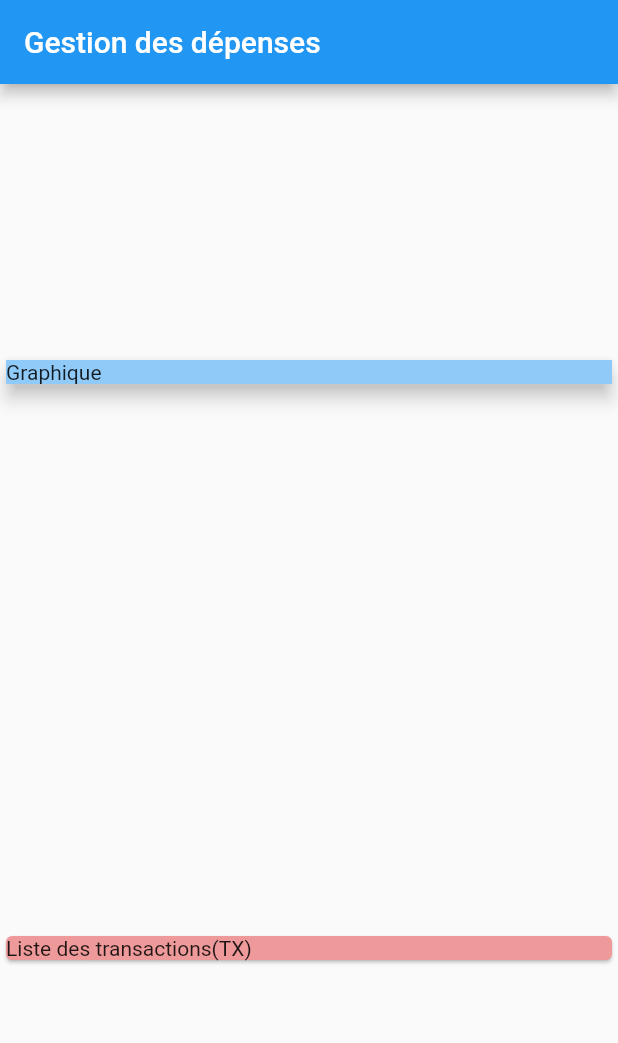
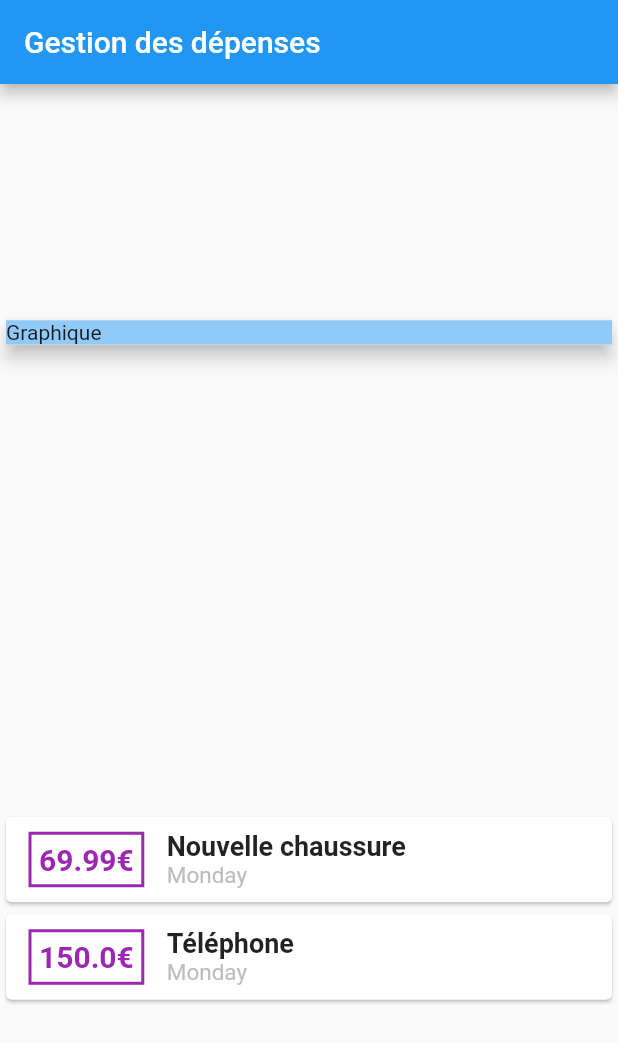
Before and after one commit to Web82-Thom/depense_controller_app, a Flutter app: the screen it shows after launch, on a phone screen of 412 x 824 dp. Shown: the top 1043 px of the screen. Run offline on Flutter 3.47's test engine with Material 2 defaults, Android fonts, the phone set to English and light mode, and no system bars.

Commit message:
import intl, style column transaction List

```diff
--- a/lib/main.dart
+++ b/lib/main.dart
@@ -1,4 +1,6 @@
 import 'package:flutter/material.dart';
+import 'package:intl/intl.dart';
+
 import './transaction.dart';
 
 void main() {
@@ -34,7 +36,7 @@
     //creation de la transaction grace à l'objet transaction()
     Transaction(
       id: 'T1',
-      title: 'nouvelle chaussure',
+      title: 'Nouvelle chaussure',
       amount: 69.99,
       date: DateTime.now(),
     ),
@@ -70,10 +72,59 @@
             ),
           ),
           //liste des transactions
-          Card(
-            color: Colors.red[200],
-            child: Text('Liste des transactions(TX)'),
-          )
+          Column(
+
+            children: transactions.map((tx) {
+              //display one transaction
+              return Card(
+                child: Row(
+                  children: <Widget>[
+                    //Price
+                    Container(
+                      margin: EdgeInsets.symmetric(
+                        vertical: 10,
+                        horizontal: 15,
+                      ),
+                      padding: EdgeInsets.all(5),
+                      decoration: BoxDecoration(
+                          border: Border.all(
+                        color: Colors.purple,
+                        width: 2,
+                      )),
+                      child: Text(
+                        tx.amount.toString() + '€', //pour le $ '\$${tx.amount}'
+                        style: TextStyle(
+                          fontWeight: FontWeight.bold,
+                          fontSize: 20,
+                          color: Colors.purple,
+                        ),
+                      ),
+                    ),
+                    //Title et date
+                    Column(
+                      crossAxisAlignment: CrossAxisAlignment.start,
+                      children: <Widget>[
+                        Text(
+                          tx.title,
+                          style: TextStyle(
+                            fontSize: 18,
+                            fontWeight: FontWeight.bold,
+                          ),
+                        ),
+                        Text(
+                          DateFormat.EEEE().format(tx.date),
+                          style: TextStyle(
+                            fontSize: 15,
+                            color: Colors.grey[400],
+                          ),
+                        ),
+                      ],
+                    )
+                  ],
+                ),
+              );
+            }).toList(),
+          ),
         ],
       ),
     );
```
